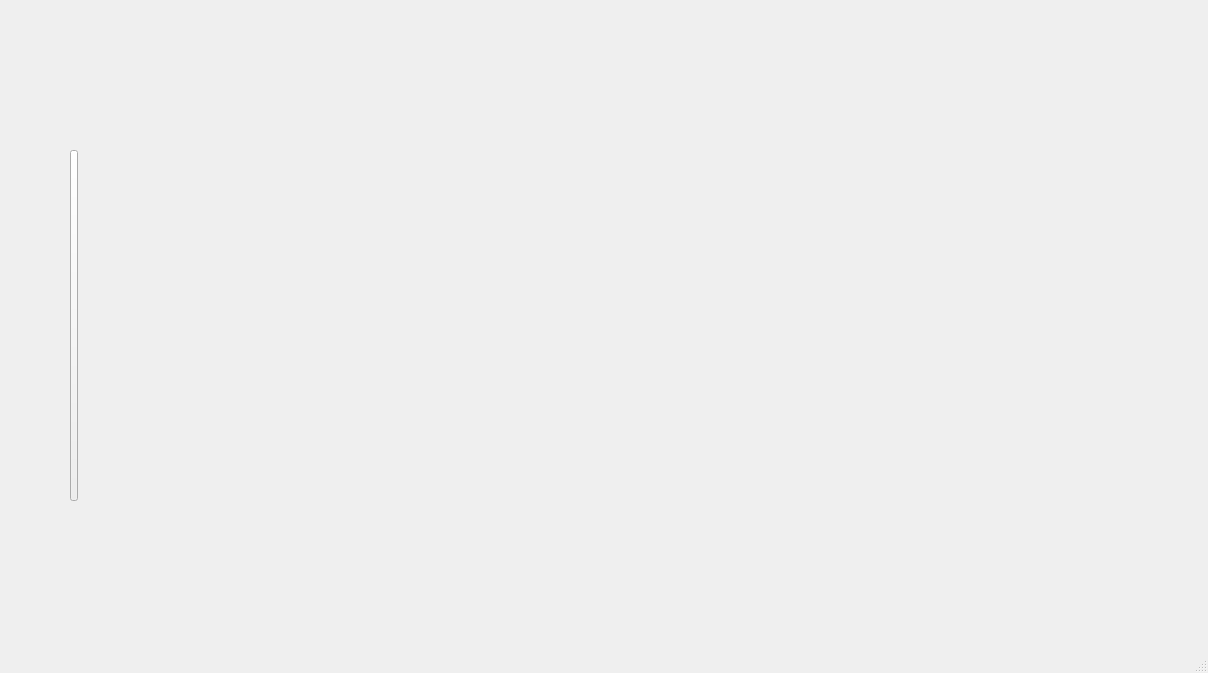
Qt form mainwindow.ui (AlDurdiev/SortingAlgoQt) before a commit.
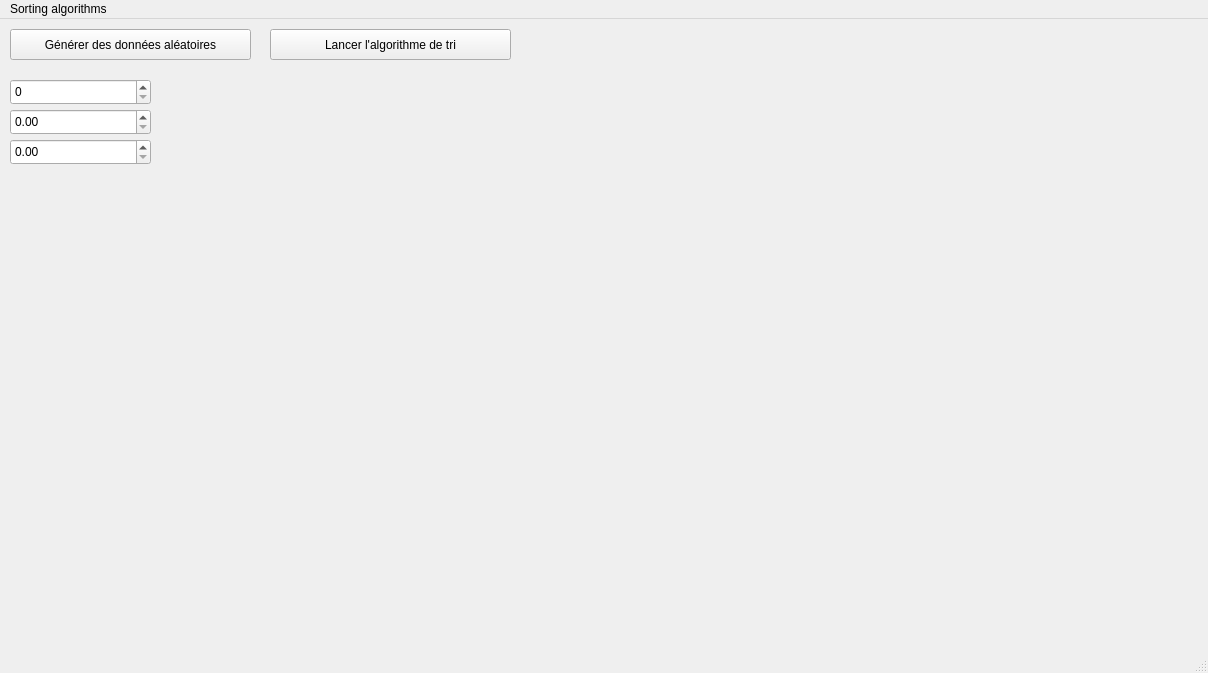
The same form after that commit.

Commit message: Premier algorithme crée (Tri par insertion). Début de la création d'une IHM basique. Génération du bargraph avec données aléatoires.

What changed in the file:
```diff
--- a/mainwindow.ui
+++ b/mainwindow.ui
@@ -17,16 +17,70 @@
    <widget class="QPushButton" name="pushButton">
     <property name="geometry">
      <rect>
-      <x>70</x>
-      <y>150</y>
-      <width>8</width>
-      <height>351</height>
+      <x>10</x>
+      <y>10</y>
+      <width>241</width>
+      <height>31</height>
      </rect>
     </property>
     <property name="text">
-     <string/>
+     <string>Générer des données aléatoires</string>
     </property>
    </widget>
+   <widget class="QPushButton" name="btnGenerateRandomDatas_2">
+    <property name="geometry">
+     <rect>
+      <x>270</x>
+      <y>10</y>
+      <width>241</width>
+      <height>31</height>
+     </rect>
+    </property>
+    <property name="text">
+     <string>Lancer l'algorithme de tri</string>
+    </property>
+   </widget>
+   <widget class="QDoubleSpinBox" name="spinMinValue">
+    <property name="geometry">
+     <rect>
+      <x>10</x>
+      <y>90</y>
+      <width>141</width>
+      <height>26</height>
+     </rect>
+    </property>
+   </widget>
+   <widget class="QDoubleSpinBox" name="spinMaxValue">
+    <property name="geometry">
+     <rect>
+      <x>10</x>
+      <y>120</y>
+      <width>141</width>
+      <height>26</height>
+     </rect>
+    </property>
+   </widget>
+   <widget class="QSpinBox" name="spinNbValues">
+    <property name="geometry">
+     <rect>
+      <x>10</x>
+      <y>60</y>
+      <width>141</width>
+      <height>26</height>
+     </rect>
+    </property>
+   </widget>
+   <widget class="QWidget" name="horizontalLayoutWidget">
+    <property name="geometry">
+     <rect>
+      <x>10</x>
+      <y>170</y>
+      <width>1191</width>
+      <height>441</height>
+     </rect>
+    </property>
+    <layout class="QHBoxLayout" name="layoutBarGraph"/>
+   </widget>
   </widget>
   <widget class="QMenuBar" name="menubar">
    <property name="geometry">
@@ -37,6 +91,12 @@
      <height>22</height>
     </rect>
    </property>
+   <widget class="QMenu" name="menuSorting_algorithms">
+    <property name="title">
+     <string>Sorting algorithms </string>
+    </property>
+   </widget>
+   <addaction name="menuSorting_algorithms"/>
   </widget>
   <widget class="QStatusBar" name="statusbar"/>
  </widget>
```
Left out of the diff: 2 changed lines with no effect on the pictures. The commit also changes 12 other files.
